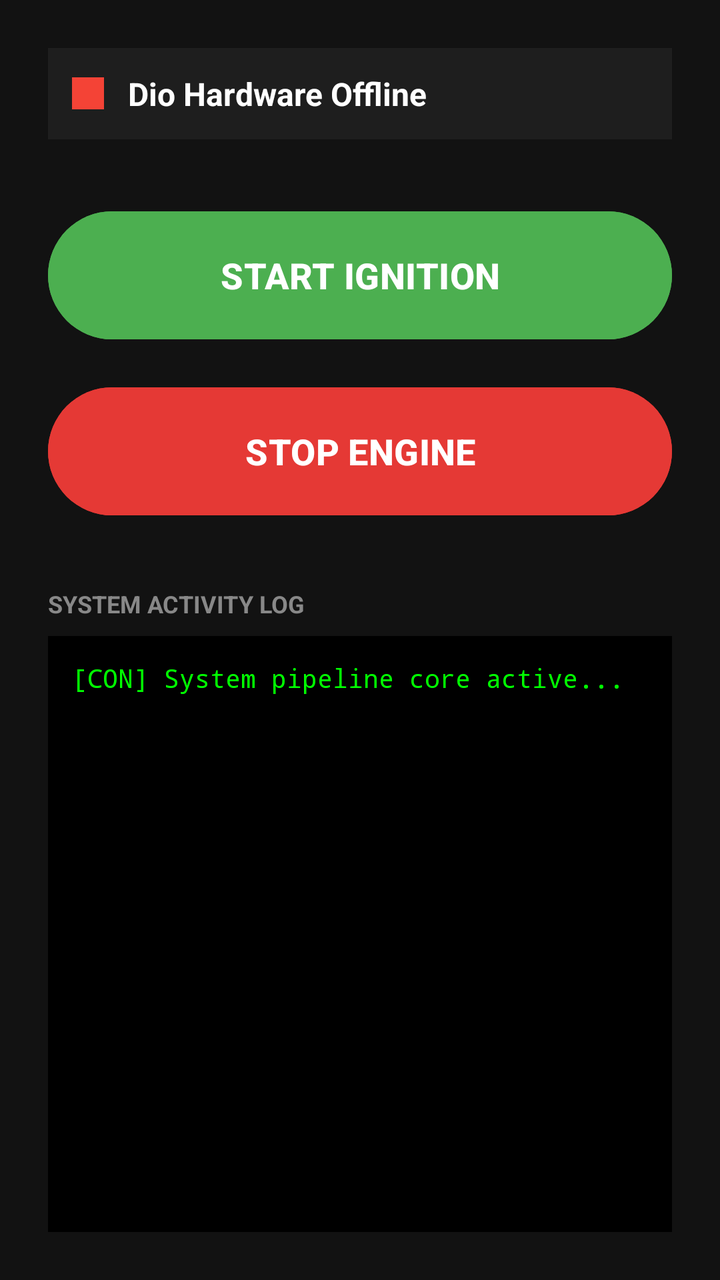
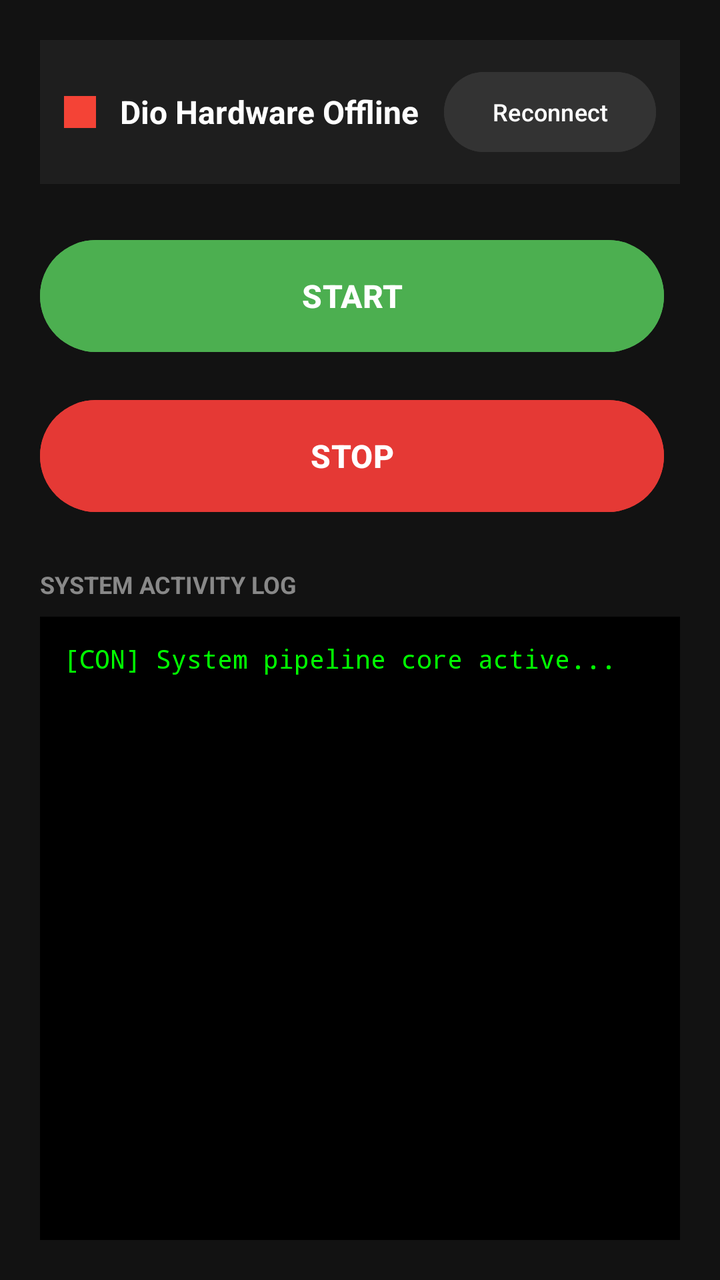

Compare the two renders of this Android layout. The source of the first and the diff that turns it into the second are given below.
<!-- AndroidManifest.xml: application theme Theme.WirelessStart -->
<!-- res/layout/activity_main.xml -->
<?xml version="1.0" encoding="utf-8"?>
<androidx.constraintlayout.widget.ConstraintLayout xmlns:android="http://schemas.android.com/apk/res/android"
    xmlns:app="http://schemas.android.com/apk/res-auto"
    xmlns:tools="http://schemas.android.com/tools"
    android:id="@+id/main"
    android:layout_width="match_parent"
    android:layout_height="match_parent"
    android:padding="24dp"
    android:background="#121212"
    tools:context=".MainActivity">

    
    <LinearLayout
        android:id="@+id/panel_status"
        android:layout_width="match_parent"
        android:layout_height="wrap_content"
        android:orientation="horizontal"
        android:gravity="center_vertical"
        android:padding="12dp"
        android:background="#1E1E1E"
        app:layout_constraintTop_toTopOf="parent">

        <View
            android:id="@+id/status_indicator"
            android:layout_width="16dp"
            android:layout_height="16dp"
            android:layout_marginEnd="12dp"
            android:background="#F44336" /> 

        <TextView
            android:id="@+id/txt_status"
            android:layout_width="wrap_content"
            android:layout_height="wrap_content"
            android:text="Dio Hardware Offline"
            android:textColor="#FFFFFF"
            android:textSize="16sp"
            android:textStyle="bold" />
    </LinearLayout>

    
    <Button
        android:id="@+id/btn_start"
        android:layout_width="match_parent"
        android:layout_height="72dp"
        android:layout_marginTop="32dp"
        android:text="START IGNITION"
        android:textSize="18sp"
        android:textStyle="bold"
        android:textColor="#FFFFFF"
        android:backgroundTint="#4CAF50"
        app:layout_constraintTop_toBottomOf="@id/panel_status" />

    
    <Button
        android:id="@+id/btn_stop"
        android:layout_width="match_parent"
        android:layout_height="72dp"
        android:layout_marginTop="16dp"
        android:text="STOP ENGINE"
        android:textSize="18sp"
        android:textStyle="bold"
        android:textColor="#FFFFFF"
        android:backgroundTint="#E53935"
        app:layout_constraintTop_toBottomOf="@id/btn_start" />

    
    <TextView
        android:id="@+id/lbl_log"
        android:layout_width="match_parent"
        android:layout_height="wrap_content"
        android:layout_marginTop="32dp"
        android:text="SYSTEM ACTIVITY LOG"
        android:textColor="#888888"
        android:textSize="12sp"
        android:textStyle="bold"
        app:layout_constraintTop_toBottomOf="@id/btn_stop" />

    
    <ScrollView
        android:layout_width="match_parent"
        android:layout_height="0dp"
        android:layout_marginTop="8dp"
        android:background="#000000"
        android:padding="12dp"
        app:layout_constraintTop_toBottomOf="@id/lbl_log"
        app:layout_constraintBottom_toBottomOf="parent">

    <TextView
            android:id="@+id/txt_log"
            android:layout_width="match_parent"
            android:layout_height="wrap_content"
            android:text="[CON] System pipeline core active...\n"
            android:textColor="#00FF00"
        android:fontFamily="monospace"
        android:textSize="13sp" />
    </ScrollView>

</androidx.constraintlayout.widget.ConstraintLayout>
<!-- resources referenced by this layout -->
<resources>
  <style name="Theme.WirelessStart" parent="Base.Theme.WirelessStart" />
  <style name="Base.Theme.WirelessStart" parent="Theme.Material3.DayNight.NoActionBar">
          
          
      </style>
</resources>

<!-- the commit's change to res/layout/activity_main.xml (unified diff, before → after) -->
@@ -5,7 +5,7 @@
     android:id="@+id/main"
     android:layout_width="match_parent"
     android:layout_height="match_parent"
-    android:padding="24dp"
+    android:padding="20dp"
     android:background="#121212"
     tools:context=".MainActivity">
 
@@ -25,55 +25,127 @@
             android:layout_width="16dp"
             android:layout_height="16dp"
             android:layout_marginEnd="12dp"
-            android:background="#F44336" /> 
+            android:background="#F44336" />
 
         <TextView
             android:id="@+id/txt_status"
-            android:layout_width="wrap_content"
+            android:layout_width="0dp"
             android:layout_height="wrap_content"
+            android:layout_weight="1"
             android:text="Dio Hardware Offline"
             android:textColor="#FFFFFF"
             android:textSize="16sp"
             android:textStyle="bold" />
+
+        <Button
+            android:id="@+id/btn_reconnect"
+            android:layout_width="wrap_content"
+            android:layout_height="wrap_content"
+            android:text="Reconnect"
+            android:textSize="12sp"
+            android:backgroundTint="#333333"
+            android:textColor="#FFFFFF" />
     </LinearLayout>
 
     
-    <Button
-        android:id="@+id/btn_start"
+    <LinearLayout
+        android:id="@+id/layout_start_group"
         android:layout_width="match_parent"
-        android:layout_height="72dp"
-        android:layout_marginTop="32dp"
-        android:text="START IGNITION"
-        android:textSize="18sp"
-        android:textStyle="bold"
-        android:textColor="#FFFFFF"
-        android:backgroundTint="#4CAF50"
-        app:layout_constraintTop_toBottomOf="@id/panel_status" />
+        android:layout_height="wrap_content"
+        android:orientation="horizontal"
+        android:gravity="center_vertical"
+        android:layout_marginTop="24dp"
+        app:layout_constraintTop_toBottomOf="@id/panel_status">
+
+        <Button
+            android:id="@+id/btn_start"
+            android:layout_width="0dp"
+            android:layout_height="64dp"
+            android:layout_weight="1"
+            android:text="START"
+            android:textSize="16sp"
+            android:textStyle="bold"
+            android:textColor="#FFFFFF"
+            android:backgroundTint="#4CAF50" />
+
+        <Spinner
+            android:id="@+id/spinner_start"
+            android:layout_width="wrap_content"
+            android:layout_height="64dp"
+            android:layout_marginStart="8dp"
+            android:background="#222222"
+            android:padding="8dp" />
+
+        <EditText
+            android:id="@+id/input_custom_start"
+            android:layout_width="80dp"
+            android:layout_height="64dp"
+            android:layout_marginStart="8dp"
+            android:hint="ms"
+            android:textColorHint="#666666"
+            android:inputType="number"
+            android:textColor="#FFFFFF"
+            android:background="#222222"
+            android:padding="8dp"
+            android:gravity="center"
+            android:visibility="gone" />
+    </LinearLayout>
 
     
-    <Button
-        android:id="@+id/btn_stop"
+    <LinearLayout
+        android:id="@+id/layout_stop_group"
         android:layout_width="match_parent"
-        android:layout_height="72dp"
+        android:layout_height="wrap_content"
+        android:orientation="horizontal"
+        android:gravity="center_vertical"
         android:layout_marginTop="16dp"
-        android:text="STOP ENGINE"
-        android:textSize="18sp"
-        android:textStyle="bold"
-        android:textColor="#FFFFFF"
-        android:backgroundTint="#E53935"
-        app:layout_constraintTop_toBottomOf="@id/btn_start" />
+        app:layout_constraintTop_toBottomOf="@id/layout_start_group">
+
+        <Button
+            android:id="@+id/btn_stop"
+            android:layout_width="0dp"
+            android:layout_height="64dp"
+            android:layout_weight="1"
+            android:text="STOP"
+            android:textSize="16sp"
+            android:textStyle="bold"
+            android:textColor="#FFFFFF"
+            android:backgroundTint="#E53935" />
+
+        <Spinner
+            android:id="@+id/spinner_stop"
+            android:layout_width="wrap_content"
+            android:layout_height="64dp"
+            android:layout_marginStart="8dp"
+            android:background="#222222"
+            android:padding="8dp" />
+
+        <EditText
+            android:id="@+id/input_custom_stop"
+            android:layout_width="80dp"
+            android:layout_height="64dp"
+            android:layout_marginStart="8dp"
+            android:hint="ms"
+            android:textColorHint="#666666"
+            android:inputType="number"
+            android:textColor="#FFFFFF"
+            android:background="#222222"
+            android:padding="8dp"
+            android:gravity="center"
+            android:visibility="gone" />
+    </LinearLayout>
 
     
     <TextView
         android:id="@+id/lbl_log"
         android:layout_width="match_parent"
         android:layout_height="wrap_content"
-        android:layout_marginTop="32dp"
+        android:layout_marginTop="24dp"
         android:text="SYSTEM ACTIVITY LOG"
         android:textColor="#888888"
         android:textSize="12sp"
         android:textStyle="bold"
-        app:layout_constraintTop_toBottomOf="@id/btn_stop" />
+        app:layout_constraintTop_toBottomOf="@id/layout_stop_group" />
 
     
     <ScrollView
@@ -85,14 +157,14 @@
         app:layout_constraintTop_toBottomOf="@id/lbl_log"
         app:layout_constraintBottom_toBottomOf="parent">
 
-    <TextView
+        <TextView
             android:id="@+id/txt_log"
             android:layout_width="match_parent"
             android:layout_height="wrap_content"
             android:text="[CON] System pipeline core active...\n"
             android:textColor="#00FF00"
-        android:fontFamily="monospace"
-        android:textSize="13sp" />
+            android:fontFamily="monospace"
+            android:textSize="13sp" />
     </ScrollView>
 
 </androidx.constraintlayout.widget.ConstraintLayout>
